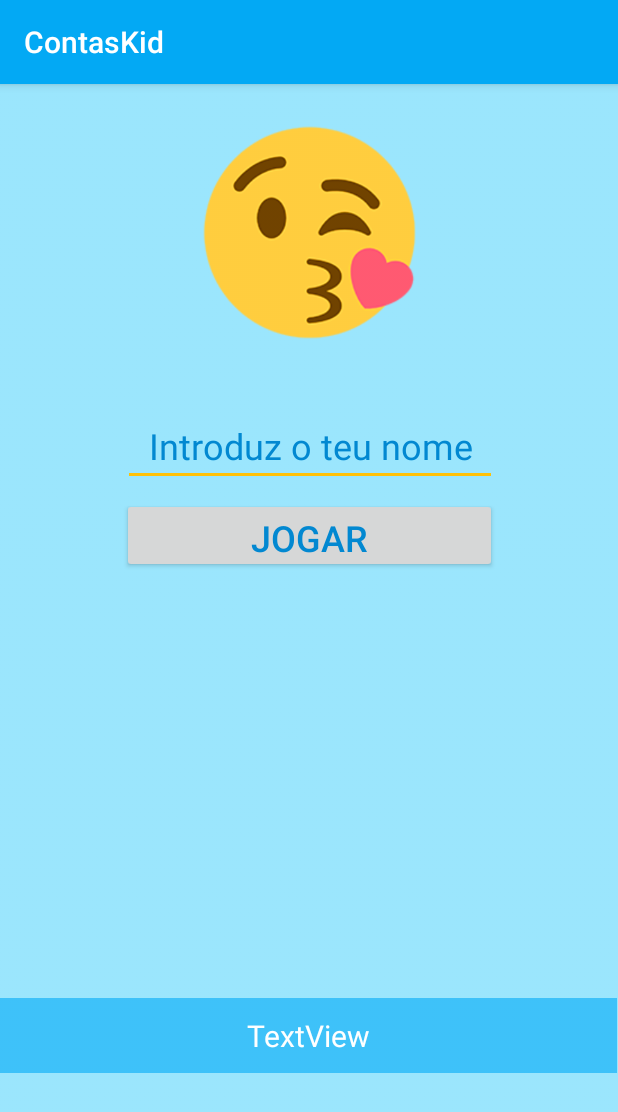
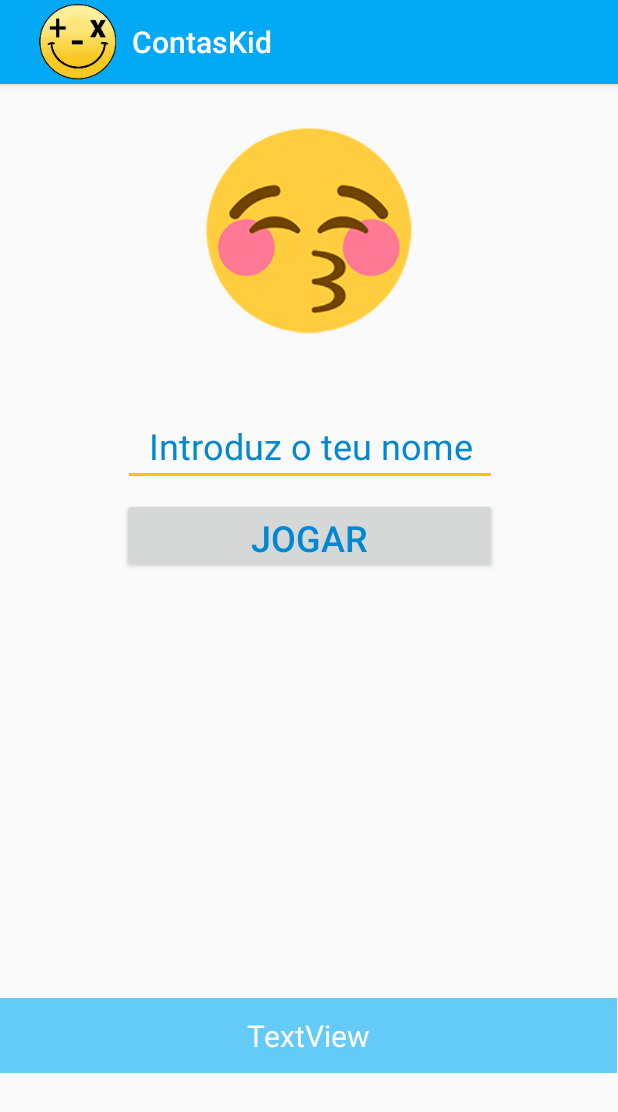
Before and after one commit to lpimentel/ContasKid, an Android app: the screen it shows after launch (MainActivity), on a phone screen of 412 x 824 dp. Shown: the top 1112 px of the screen. Run offline under Robolectric (Android 15) with nearby library versions, the phone set to English and light mode, and no system bars.

Commit message:
Implementa funcionalidade de imagens aleatórias em cada início da aplicação.

```diff
--- a/app/src/main/java/com/padm/ipg/contaskid/MainActivity.java
+++ b/app/src/main/java/com/padm/ipg/contaskid/MainActivity.java
@@ -1,13 +1,60 @@
 package com.padm.ipg.contaskid;
 
+import android.media.MediaPlayer;
 import android.support.v7.app.AppCompatActivity;
 import android.os.Bundle;
+import android.widget.EditText;
+import android.widget.ImageView;
+import android.widget.TextView;
 
 public class MainActivity extends AppCompatActivity {
+
+    //** Declaração dos objetos para cada campo **//
+
+    private EditText et_nome;
+    private ImageView iv_personagem;
+    private TextView tv_bestscore;
+    private MediaPlayer mp;
+
+    //** Declaração de variavel tipo inteiro com casting **//
+
+    int num_aleatorio = (int) (Math.random() * 10);
 
     @Override
     protected void onCreate(Bundle savedInstanceState) {
         super.onCreate(savedInstanceState);
         setContentView(R.layout.activity_main);
+
+        //** Relação entre a parte lógica e gráfica **//
+
+        et_nome = (EditText)findViewById(R.id.txt_nome);
+        iv_personagem = (ImageView)findViewById(R.id.imageView_Personagem);
+        tv_bestscore = (TextView)findViewById(R.id.textView_BestScore);
+
+
+        //** Coloca icons na barra action bar **//
+
+        getSupportActionBar().setDisplayShowHomeEnabled(true);
+        getSupportActionBar().setIcon(R.mipmap.ic_launcher);
+
+        //** Condição para números **//
+
+        int id;
+        if (num_aleatorio == 0 || num_aleatorio == 10){
+            id = getResources().getIdentifier("ini1", "drawable", getPackageName());
+            iv_personagem.setImageResource(id);
+        }   else if (num_aleatorio == 1 || num_aleatorio == 9){
+            id = getResources().getIdentifier("ini2", "drawable", getPackageName());
+            iv_personagem.setImageResource(id);
+        }   else if (num_aleatorio == 2 || num_aleatorio == 8){
+            id = getResources().getIdentifier("ini3", "drawable", getPackageName());
+            iv_personagem.setImageResource(id);
+        }   else if (num_aleatorio == 3 || num_aleatorio == 7){
+            id = getResources().getIdentifier("ini4", "drawable", getPackageName());
+            iv_personagem.setImageResource(id);
+        }   else if (num_aleatorio == 4 || num_aleatorio == 5 || num_aleatorio == 6){
+            id = getResources().getIdentifier("ini5", "drawable", getPackageName());
+            iv_personagem.setImageResource(id);
+        }
     }
 }
--- a/app/src/main/res/layout/activity_main.xml
+++ b/app/src/main/res/layout/activity_main.xml
@@ -5,7 +5,6 @@
     android:id="@+id/relativeLayout"
     android:layout_width="match_parent"
     android:layout_height="match_parent"
-    android:background="@drawable/globos"
     tools:context=".MainActivity"
     tools:layout_editor_absoluteY="81dp">
 
@@ -38,6 +37,7 @@
         android:hint="@string/et_nome"
         android:importantForAutofill="no"
         android:inputType="textPersonName"
+        android:maxLength="15"
         android:textColor="@color/colorPrimaryDark"
         android:textColorHint="@color/colorPrimaryDark"
         android:textSize="24sp"
```
